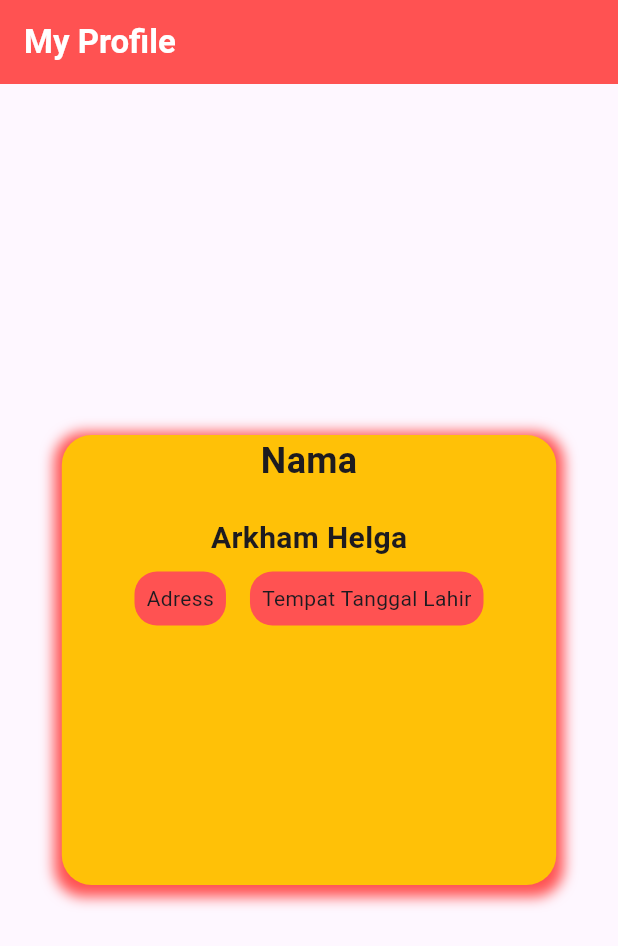
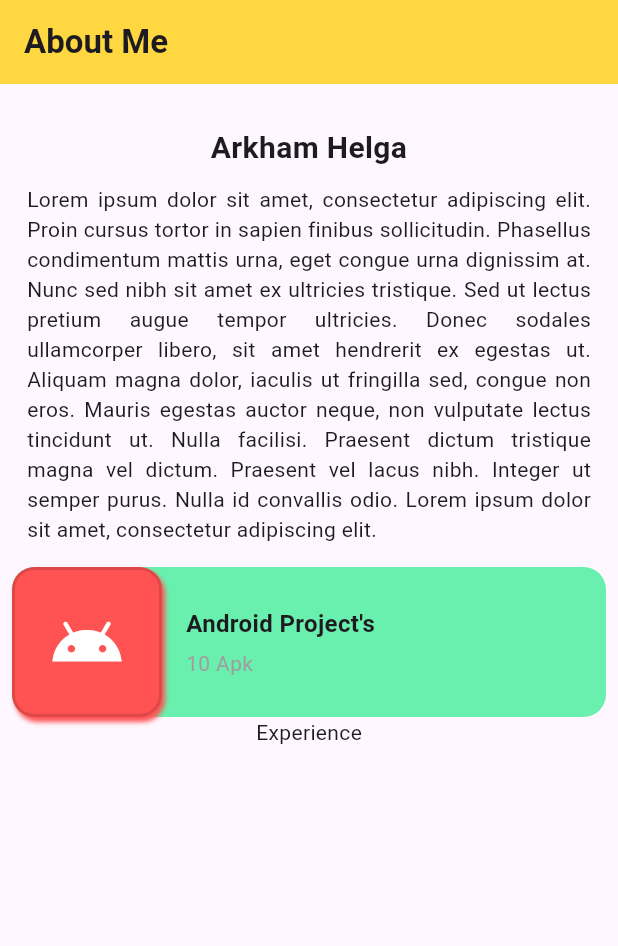
Before and after one commit to arkhamhelga/flutter_profile_card, a Flutter app: the screen it shows after launch, on a phone screen of 412 x 824 dp. Shown: the top 946 px of the screen. Run offline on Flutter 3.47's test engine with Material 3 defaults, Android fonts, the phone set to English and light mode, and no system bars.

Commit message:
Belajar box border

```diff
--- /dev/null
+++ b/lib/About.Me.dart
@@ -0,0 +1,105 @@
+import 'package:flutter/material.dart';
+
+class AboutMe extends StatelessWidget {
+  const AboutMe({super.key});
+
+  @override
+  Widget build(BuildContext context) {
+    return Scaffold(
+      appBar: AppBar(
+        title: const Text(
+          'About Me',
+          style: TextStyle(fontWeight: FontWeight.bold),
+        ),
+        backgroundColor: Colors.amberAccent,
+      ),
+      body: Padding(
+        padding: const EdgeInsets.all(8.0),
+        child: Column(
+          mainAxisAlignment: MainAxisAlignment.start,
+          crossAxisAlignment: CrossAxisAlignment.center,
+          children: <Widget>[
+            const SizedBox(height: 20),
+            const Text(
+              'Arkham Helga',
+              style: TextStyle(fontSize: 20, fontWeight: FontWeight.bold),
+              textAlign: TextAlign.center,
+            ),
+            const SizedBox(height: 10),
+            const Padding(
+              padding: EdgeInsets.symmetric(horizontal: 10),
+              child: Text(
+                'Lorem ipsum dolor sit amet, consectetur adipiscing elit. Proin cursus tortor in sapien finibus sollicitudin. Phasellus condimentum mattis urna, eget congue urna dignissim at. Nunc sed nibh sit amet ex ultricies tristique. Sed ut lectus pretium augue tempor ultricies. Donec sodales ullamcorper libero, sit amet hendrerit ex egestas ut. Aliquam magna dolor, iaculis ut fringilla sed, congue non eros. Mauris egestas auctor neque, non vulputate lectus tincidunt ut. Nulla facilisi. Praesent dictum tristique magna vel dictum. Praesent vel lacus nibh. Integer ut semper purus. Nulla id convallis odio. Lorem ipsum dolor sit amet, consectetur adipiscing elit.',
+                textAlign: TextAlign.justify,
+              ),
+              /**
+               * Spacer
+               */
+            ),
+            const SizedBox(height: 15),
+            Container(
+              /**
+               *
+               */
+              decoration: BoxDecoration(
+                color: Colors.greenAccent,
+                borderRadius: BorderRadius.circular(15),
+              ),
+              child: Row(
+                mainAxisAlignment: MainAxisAlignment.start,
+                children: <Widget>[
+                  Container(
+                    width: 100,
+                    height: 100,
+                    decoration: BoxDecoration(
+                      color: Colors.redAccent,
+                      borderRadius: BorderRadius.circular(15),
+                      border: Border.all(
+                        color: Colors.black12,
+                        width: 2,
+                      ),
+                      boxShadow: [
+                        BoxShadow(
+                          blurRadius: 2,
+                          offset: Offset(2, 3),
+                          color: Colors.redAccent
+                        )
+                      ]
+                    ),
+                    child: const Icon(
+                      Icons.android,
+                      color: Colors.white,
+                      size: 50,
+                    ),
+                  ),
+                  const SizedBox(width: 16),
+                  const Column(
+                    crossAxisAlignment: CrossAxisAlignment.start,
+                    children: [
+                      Text(
+                        "Android Project's",
+                        style: TextStyle(
+                          fontWeight: FontWeight.bold,
+                          fontSize: 16,
+                        ),
+                      ),
+                      /**
+                       *
+                       */
+                      SizedBox(height: 5),
+                      Text(
+                        "10 Apk",
+                        style: TextStyle(fontSize: 14, color: Colors.grey),
+                      ),
+                    ],
+                  ),
+                ],
+              ),
+            ),
+            Text('Experience')
+          ],
+        ),
+      ),
+    );
+  }
+}
--- a/lib/main.dart
+++ b/lib/main.dart
@@ -1,18 +1,18 @@
+// main.dart
 import 'package:flutter/material.dart';
-import 'package:flutter_application_1/profile.dart';
+import 'About.Me.dart';
 
 void main() {
-  runApp(MainPage());
+  runApp(const MainPage());
 }
-
 
 class MainPage extends StatelessWidget {
   const MainPage({super.key});
 
   @override
   Widget build(BuildContext context) {
-    return MaterialApp(
-      home: profilecard(),
+    return const MaterialApp(
+      home: AboutMe(),
       debugShowCheckedModeBanner: false,
     );
   }
```
